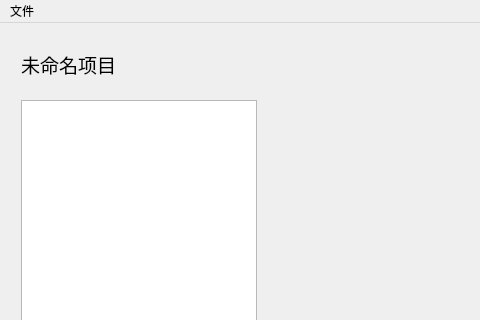
Old version of the form mainwindow.ui in the repository FeronCompany/data_structure_manager; both pictures show x 0 to 480 and y 0 to 320 of the 800 by 600 pixel window.
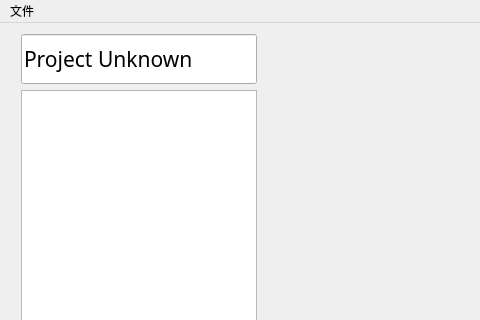
New version of the form.

```diff
--- a/mainwindow.ui
+++ b/mainwindow.ui
@@ -20,7 +20,7 @@
    <string>蛛网计划</string>
   </property>
   <widget class="QWidget" name="centralWidget">
-   <widget class="QWidget" name="">
+   <widget class="QWidget" name="layoutWidget">
     <property name="geometry">
      <rect>
       <x>10</x>
@@ -31,21 +31,21 @@
     </property>
     <layout class="QVBoxLayout" name="verticalLayout">
      <item>
-      <widget class="QLabel" name="labelProject">
-       <property name="maximumSize">
+      <widget class="QLineEdit" name="projectName">
+       <property name="minimumSize">
         <size>
-         <width>16777215</width>
-         <height>60</height>
+         <width>0</width>
+         <height>50</height>
         </size>
        </property>
        <property name="font">
         <font>
          <family>宋体</family>
-         <pointsize>14</pointsize>
+         <pointsize>16</pointsize>
         </font>
        </property>
        <property name="text">
-        <string>未命名项目</string>
+        <string>Project Unknown</string>
        </property>
       </widget>
      </item>
```
